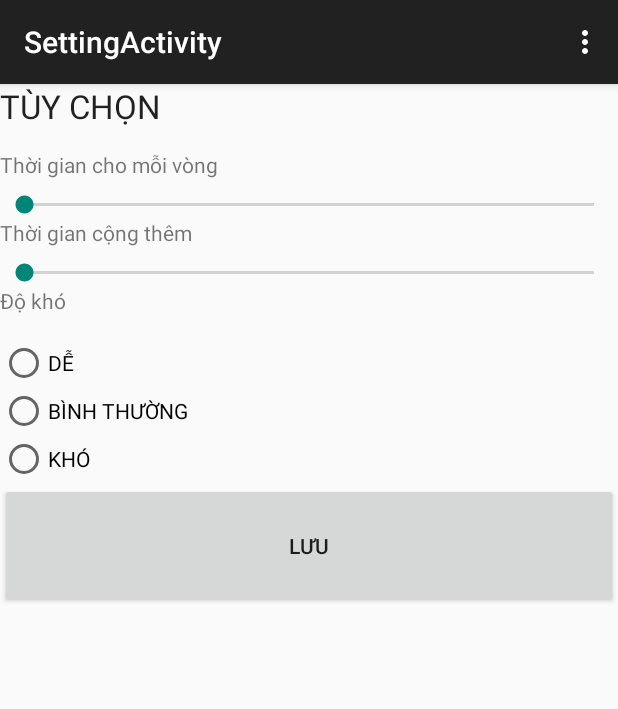
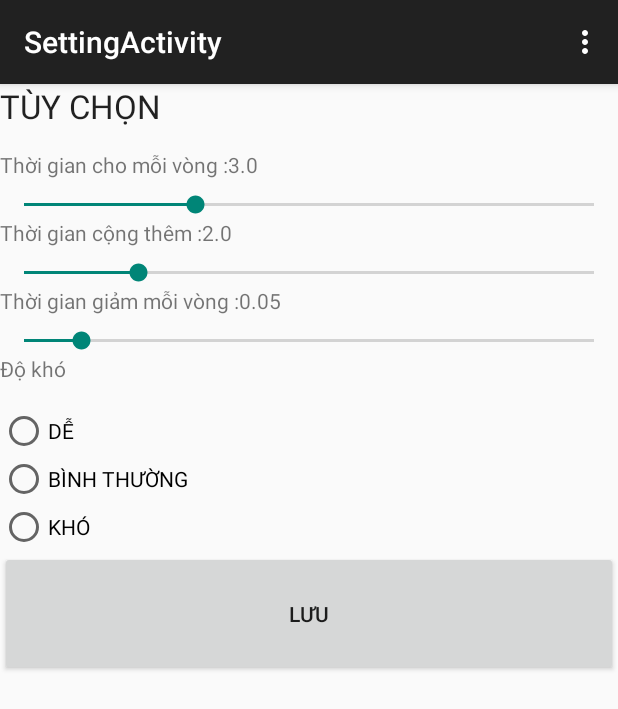
Before and after one commit to pgyami/App_for_assignment, an Android app: the screen it shows after launch (SettingActivity), after a tap on "CÀI ĐẶT", on a phone screen of 412 x 824 dp. Shown: the top 709 px of the screen. Run offline under Robolectric (Android 15) with nearby library versions, the light colour scheme and no system bars.

Commit message:
TS commit

```diff
--- a/app/src/main/AndroidManifest.xml
+++ b/app/src/main/AndroidManifest.xml
@@ -31,7 +31,8 @@
 
         <activity
             android:name=".ResultActivity"
-            android:label="@string/title_activity_result" >
+            android:label="@string/title_activity_result"
+            android:noHistory="true">
             <intent-filter>
                 <action android:name="android.intent.action.VIEW" />
 
@@ -41,7 +42,8 @@
 
         <activity
             android:name=".SettingActivity"
-            android:label="@string/title_activity_setting" >
+            android:label="@string/title_activity_setting"
+            android:noHistory="true">
             <intent-filter>
                 <action android:name="android.intent.action.VIEW" />
 
--- a/app/src/main/java/com/example/kuson/app_for_assignment/GameActivity.java
+++ b/app/src/main/java/com/example/kuson/app_for_assignment/GameActivity.java
@@ -20,8 +20,8 @@ import javax.microedition.khronos.opengles.GL;
 public class GameActivity extends ActionBarActivity {
 
     ProgressBar mProgressBar;
-    int round_time = (int)Global_Variable.TOTAL_TIME*1000;
-    int clock_tick = 20;
+    int round_time = (int)(Global_Variable.TOTAL_TIME*1000);
+    int clock_tick = (int)(round_time/Global_Variable.MAX_PROGRESSBAR);
     boolean time_cancel = true;
 
     CountDownTimer mCountDownTimer = new CountDownTimer(round_time, clock_tick) {
--- a/app/src/main/java/com/example/kuson/app_for_assignment/Global_Variable.java
+++ b/app/src/main/java/com/example/kuson/app_for_assignment/Global_Variable.java
@@ -12,6 +12,7 @@ public class Global_Variable
     public static int DIFFICULTY = 1;
     public static double TOTAL_TIME = 3;
     public static double EXTRA_TIME = 2;
+    public static int MAX_PROGRESSBAR = 100;
     public static double DECREASE_TIME = 0.05;
     public static String CONFIG_FILE_NAME = "config.conf";
 }
--- a/app/src/main/java/com/example/kuson/app_for_assignment/SettingActivity.java
+++ b/app/src/main/java/com/example/kuson/app_for_assignment/SettingActivity.java
@@ -8,6 +8,8 @@ import android.util.Base64;
 import android.view.Menu;
 import android.view.MenuItem;
 import android.view.View;
+import android.widget.SeekBar;
+import android.widget.TextView;
 
 import java.io.IOException;
 import java.io.OutputStreamWriter;
@@ -23,6 +25,7 @@ import javax.crypto.spec.SecretKeySpec;
 
 
 public class SettingActivity extends ActionBarActivity {
+
 
         private void writeToFile(String data) {
             try {
@@ -79,6 +82,75 @@ public class SettingActivity extends ActionBarActivity {
     protected void onCreate(Bundle savedInstanceState) {
         super.onCreate(savedInstanceState);
         setContentView(R.layout.activity_setting);
+        final SeekBar roundtime_seekBar = (SeekBar)findViewById(R.id.time_seekBar);
+        final SeekBar extratime_seekBar = (SeekBar)findViewById(R.id.extra_time_seekBar);
+        final SeekBar decreasetime_seekBar = (SeekBar)findViewById(R.id.decrease_time_seekBar);
+
+        final TextView roundtime_text = (TextView)findViewById(R.id.time_setting_lable);
+        final TextView extratime_text = (TextView)findViewById(R.id.extratime_setting_label);
+        final TextView decreasetime_text = (TextView)findViewById(R.id.decrease_time_label);
+
+        roundtime_seekBar.setOnSeekBarChangeListener(new SeekBar.OnSeekBarChangeListener() {
+            double current_progress;
+            @Override
+            public void onProgressChanged(SeekBar seekBar, int progress, boolean fromUser) {
+                current_progress = progress/5.0;
+                roundtime_text.setText(getString(R.string.time_setting_label)+ String.valueOf(current_progress));
+            }
+
+            @Override
+            public void onStartTrackingTouch(SeekBar seekBar) {
+
+            }
+
+            @Override
+            public void onStopTrackingTouch(SeekBar seekBar) {
+                Global_Variable.TOTAL_TIME = current_progress;
+            }
+        });
+
+        extratime_seekBar.setOnSeekBarChangeListener(new SeekBar.OnSeekBarChangeListener() {
+            double current_progress;
+            @Override
+            public void onProgressChanged(SeekBar seekBar, int progress, boolean fromUser) {
+                current_progress = progress/5.0;
+                extratime_text.setText(getString(R.string.adding_time_label)+ String.valueOf(current_progress));
+            }
+
+            @Override
+            public void onStartTrackingTouch(SeekBar seekBar) {
+
+            }
+
+            @Override
+            public void onStopTrackingTouch(SeekBar seekBar) {
+                Global_Variable.EXTRA_TIME = current_progress;
+            }
+        });
+
+        decreasetime_seekBar.setOnSeekBarChangeListener(new SeekBar.OnSeekBarChangeListener() {
+            double current_progress;
+            @Override
+            public void onProgressChanged(SeekBar seekBar, int progress, boolean fromUser) {
+                current_progress = progress/100.0;
+                decreasetime_text.setText(getString(R.string.decrease_time_label)+ String.valueOf(current_progress));
+            }
+
+            @Override
+            public void onStartTrackingTouch(SeekBar seekBar) {
+
+            }
+
+            @Override
+            public void onStopTrackingTouch(SeekBar seekBar) {
+                Global_Variable.DECREASE_TIME = current_progress;
+            }
+        });
+
+        roundtime_seekBar.setProgress((int)(Global_Variable.TOTAL_TIME*5));
+        extratime_seekBar.setProgress((int)(Global_Variable.EXTRA_TIME*5));
+        decreasetime_seekBar.setProgress((int)(Global_Variable.DECREASE_TIME*100));
+
     }
 
 
--- a/app/src/main/res/layout/activity_setting.xml
+++ b/app/src/main/res/layout/activity_setting.xml
@@ -25,20 +25,34 @@
         <SeekBar
             android:layout_width="match_parent"
             android:layout_height="wrap_content"
-            android:id="@+id/time_seekBar" />
+            android:id="@+id/time_seekBar"
+            android:max="50"/>
 
         <TextView
             android:layout_width="match_parent"
             android:layout_height="27dp"
-            android:text="@string/adding_time_label"
-            android:id="@+id/addingtime_setting_label"
+            android:text= "@string/adding_time_label"
+            android:id="@+id/extratime_setting_label"
              />
 
         <SeekBar
             android:layout_width="match_parent"
             android:layout_height="wrap_content"
             android:id="@+id/extra_time_seekBar"
-            android:layout_gravity="center_horizontal" />
+            android:layout_gravity="center_horizontal"
+            android:max="50"/>
+
+        <TextView
+            android:layout_width="match_parent"
+            android:layout_height="27dp"
+            android:id="@+id/decrease_time_label"
+            android:text="@string/decrease_time_label" />
+
+        <SeekBar
+            android:layout_width="match_parent"
+            android:layout_height="wrap_content"
+            android:id="@+id/decrease_time_seekBar"
+            android:max="50"/>
 
         <TextView
             android:layout_width="match_parent"
@@ -48,7 +62,7 @@
              />
         <RadioGroup xmlns:android="http://schemas.android.com/apk/res/android"
             android:layout_width="fill_parent"
-            android:layout_height="match_parent"
+            android:layout_height="wrap_content"
             android:orientation="vertical">
 
             <RadioButton
--- a/app/src/main/res/values/strings.xml
+++ b/app/src/main/res/values/strings.xml
@@ -16,8 +16,9 @@
     <string name="back_button">MÀN HÌNH CHÍNH</string>
     <string name="share_button">Chia sẻ qua Facebook</string>
     <string name="setting_title_text">TÙY CHỌN</string>
-    <string name="time_setting_label">Thời gian cho mỗi vòng</string>
-    <string name="adding_time_label">Thời gian cộng thêm</string>
+    <string name="time_setting_label">Thời gian cho mỗi vòng :</string>
+    <string name="adding_time_label">Thời gian cộng thêm :</string>
+    <string name="decrease_time_label">Thời gian giảm mỗi vòng :</string>
     <string name="game_rank_label">Độ khó</string>
     <string name="easy">DỄ</string>
     <string name="normal">BÌNH THƯỜNG</string>
```
